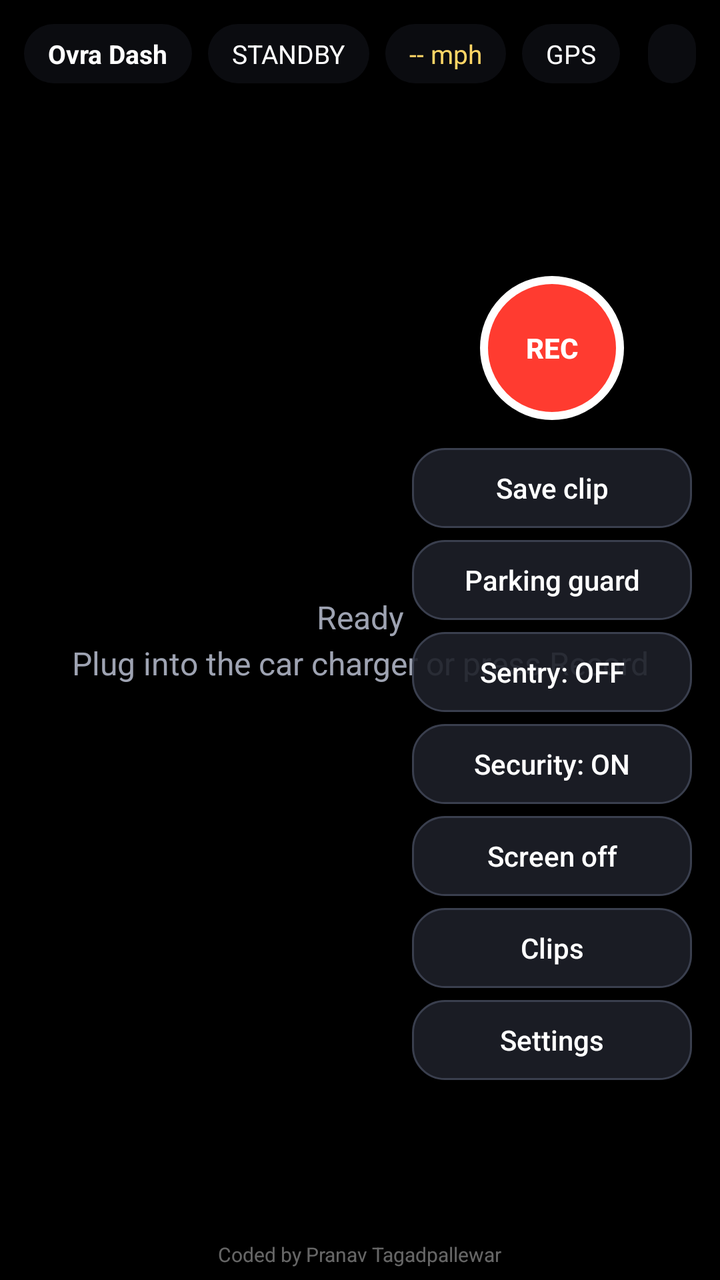
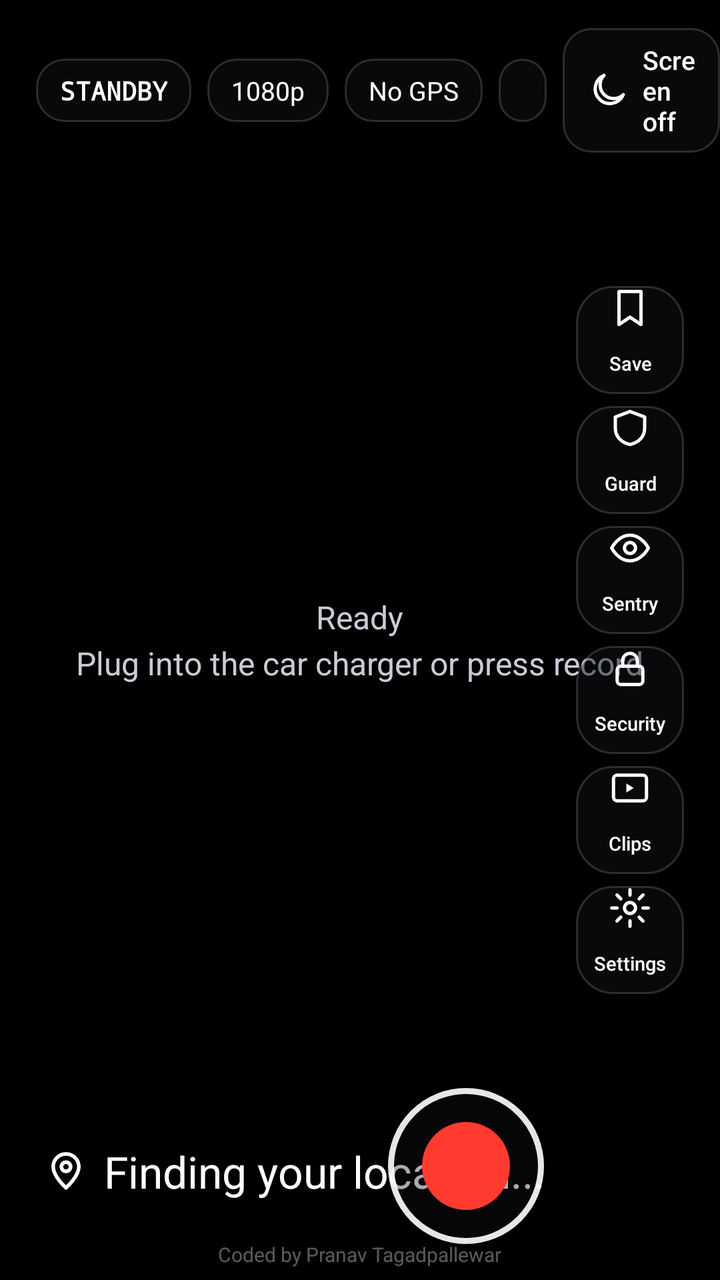

The first picture is an Android layout as it rendered before a commit; the second is the same layout after the commit. The layout source and the unified diff follow.
<!-- AndroidManifest.xml: activity theme Theme.OvraDash -->
<!-- res/layout/activity_main.xml -->
<?xml version="1.0" encoding="utf-8"?>
<FrameLayout xmlns:android="http://schemas.android.com/apk/res/android"
    android:id="@+id/root"
    android:layout_width="match_parent"
    android:layout_height="match_parent"
    android:background="#000000">

    <TextureView
        android:id="@+id/preview"
        android:layout_width="match_parent"
        android:layout_height="match_parent"
        android:layout_gravity="center" />

    <TextView
        android:id="@+id/idleText"
        android:layout_width="wrap_content"
        android:layout_height="wrap_content"
        android:layout_gravity="center"
        android:gravity="center"
        android:lineSpacingExtra="4dp"
        android:text="Ready\nPlug into the car charger or press Record"
        android:textColor="#9EA3B2"
        android:textSize="16sp" />

    
    <LinearLayout
        android:layout_width="match_parent"
        android:layout_height="wrap_content"
        android:layout_gravity="top"
        android:gravity="center_vertical"
        android:orientation="horizontal"
        android:padding="12dp">

        <TextView style="@style/Chip" android:text="Ovra Dash" android:textStyle="bold" />
        <TextView android:id="@+id/modeChip" style="@style/Chip" android:layout_marginStart="8dp" android:text="STANDBY" />
        <TextView android:id="@+id/speedChip" style="@style/Chip" android:layout_marginStart="8dp" android:text="-- mph" android:textColor="#FFD666" />
        <TextView android:id="@+id/gpsChip" style="@style/Chip" android:layout_marginStart="8dp" android:text="GPS" />
        <View android:layout_width="0dp" android:layout_height="1dp" android:layout_weight="1" />
        <TextView android:id="@+id/storageChip" style="@style/Chip" android:text="" />
    </LinearLayout>

    
    <ScrollView
        android:layout_width="wrap_content"
        android:layout_height="match_parent"
        android:layout_gravity="end"
        android:layout_marginTop="50dp"
        android:fillViewport="true"
        android:scrollbars="none">
    <LinearLayout
        android:layout_width="wrap_content"
        android:layout_height="wrap_content"
        android:layout_gravity="center_vertical"
        android:gravity="center"
        android:orientation="vertical"
        android:paddingEnd="14dp"
        android:paddingBottom="12dp">

        <Button
            android:id="@+id/btnRecord"
            android:layout_width="72dp"
            android:layout_height="72dp"
            android:background="@drawable/rec_bg"
            android:text="REC"
            android:textColor="#FFFFFF"
            android:textStyle="bold" />

        <Button android:id="@+id/btnSave" style="@style/SideButton" android:layout_marginTop="14dp" android:text="Save clip" />
        <Button android:id="@+id/btnGuard" style="@style/SideButton" android:text="Parking guard" />
        <Button android:id="@+id/btnSentry" style="@style/SideButton" android:text="Sentry: OFF" />
        <Button android:id="@+id/btnSecurity" style="@style/SideButton" android:text="Security: ON" />
        <Button android:id="@+id/btnDark" style="@style/SideButton" android:text="Screen off" />
        <Button android:id="@+id/btnClips" style="@style/SideButton" android:text="Clips" />
        <Button android:id="@+id/btnSettings" style="@style/SideButton" android:text="Settings" />
    </LinearLayout>
    </ScrollView>

    <TextView
        android:id="@+id/messageText"
        style="@style/Chip"
        android:layout_gravity="bottom|start"
        android:layout_margin="12dp"
        android:maxWidth="520dp"
        android:visibility="gone" />

    <TextView
        android:layout_width="wrap_content"
        android:layout_height="wrap_content"
        android:layout_gravity="bottom|center_horizontal"
        android:layout_marginBottom="6dp"
        android:text="Coded by Pranav Tagadpallewar"
        android:textColor="#66FFFFFF"
        android:textSize="10sp" />

    
    <FrameLayout
        android:id="@+id/darkOverlay"
        android:layout_width="match_parent"
        android:layout_height="match_parent"
        android:background="#000000"
        android:clickable="true"
        android:focusable="true"
        android:visibility="gone">

        <View
            android:id="@+id/flashLayer"
            android:layout_width="match_parent"
            android:layout_height="match_parent"
            android:background="#B0FF1A10"
            android:visibility="invisible" />

        <View
            android:id="@+id/statusDot"
            android:layout_width="10dp"
            android:layout_height="10dp"
            android:background="@drawable/rec_dot" />
    </FrameLayout>

    
    <LinearLayout
        android:id="@+id/alertPanel"
        android:layout_width="wrap_content"
        android:layout_height="wrap_content"
        android:layout_gravity="center"
        android:background="@drawable/panel_red"
        android:gravity="center"
        android:minWidth="360dp"
        android:orientation="vertical"
        android:padding="24dp"
        android:visibility="gone">

        <TextView
            android:id="@+id/alertTitle"
            android:layout_width="wrap_content"
            android:layout_height="wrap_content"
            android:textColor="#FFFFFF"
            android:textSize="26sp"
            android:textStyle="bold" />

        <TextView
            android:id="@+id/alertText"
            android:layout_width="wrap_content"
            android:layout_height="wrap_content"
            android:layout_marginTop="6dp"
            android:gravity="center"
            android:textColor="#FFFFFF"
            android:textSize="15sp" />

        <Button
            android:id="@+id/alertButton"
            style="@style/SideButton"
            android:layout_width="wrap_content"
            android:layout_marginTop="16dp"
            android:paddingHorizontal="28dp" />
    </LinearLayout>
</FrameLayout>
<!-- resources referenced by this layout -->
<resources>
  <!-- drawable rec_bg (drawable) -->
  <?xml version="1.0" encoding="utf-8"?>
  <shape xmlns:android="http://schemas.android.com/apk/res/android" android:shape="oval">
      <solid android:color="#FF3B30" />
      <stroke android:width="4dp" android:color="#FFFFFF" />
  </shape>
  <style name="Chip">
          <item name="android:layout_width">wrap_content</item>
          <item name="android:layout_height">wrap_content</item>
          <item name="android:background">@drawable/chip_bg</item>
          <item name="android:paddingStart">12dp</item>
          <item name="android:paddingEnd">12dp</item>
          <item name="android:paddingTop">6dp</item>
          <item name="android:paddingBottom">6dp</item>
          <item name="android:textColor">#FFFFFF</item>
          <item name="android:textSize">13sp</item>
      </style>
  <!-- drawable chip_bg (drawable) -->
  <?xml version="1.0" encoding="utf-8"?>
  <shape xmlns:android="http://schemas.android.com/apk/res/android">
      <solid android:color="#B3101218" />
      <corners android:radius="16dp" />
  </shape>
  <!-- unchanged entries left out for length: 5 -->
</resources>

<!-- the commit's change to res/layout/activity_main.xml (unified diff, before → after) -->
@@ -8,8 +8,10 @@
     <TextureView
         android:id="@+id/preview"
         android:layout_width="match_parent"
-        android:layout_height="match_parent"
-        android:layout_gravity="center" />
+        android:layout_height="match_parent" />
+
+    <View android:layout_width="match_parent" android:layout_height="90dp" android:layout_gravity="top" android:background="@drawable/scrim_top" />
+    <View android:layout_width="match_parent" android:layout_height="150dp" android:layout_gravity="bottom" android:background="@drawable/scrim_bottom" />
 
     <TextView
         android:id="@+id/idleText"
@@ -18,70 +20,115 @@
         android:layout_gravity="center"
         android:gravity="center"
         android:lineSpacingExtra="4dp"
-        android:text="Ready\nPlug into the car charger or press Record"
-        android:textColor="#9EA3B2"
+        android:text="Ready\nPlug into the car charger or press record"
+        android:textColor="#C9CCD6"
         android:textSize="16sp" />
 
     
     <LinearLayout
-        android:layout_width="match_parent"
-        android:layout_height="wrap_content"
-        android:layout_gravity="top"
-        android:gravity="center_vertical"
-        android:orientation="horizontal"
-        android:padding="12dp">
-
-        <TextView style="@style/Chip" android:text="Ovra Dash" android:textStyle="bold" />
-        <TextView android:id="@+id/modeChip" style="@style/Chip" android:layout_marginStart="8dp" android:text="STANDBY" />
-        <TextView android:id="@+id/speedChip" style="@style/Chip" android:layout_marginStart="8dp" android:text="-- mph" android:textColor="#FFD666" />
-        <TextView android:id="@+id/gpsChip" style="@style/Chip" android:layout_marginStart="8dp" android:text="GPS" />
-        <View android:layout_width="0dp" android:layout_height="1dp" android:layout_weight="1" />
-        <TextView android:id="@+id/storageChip" style="@style/Chip" android:text="" />
-    </LinearLayout>
-
-    
-    <ScrollView
-        android:layout_width="wrap_content"
-        android:layout_height="match_parent"
-        android:layout_gravity="end"
-        android:layout_marginTop="50dp"
-        android:fillViewport="true"
-        android:scrollbars="none">
-    <LinearLayout
-        android:layout_width="wrap_content"
-        android:layout_height="wrap_content"
-        android:layout_gravity="center_vertical"
+        android:layout_width="wrap_content"
+        android:layout_height="wrap_content"
+        android:layout_gravity="top|start"
+        android:layout_marginStart="18dp"
+        android:layout_marginTop="14dp"
+        android:orientation="vertical">
+
+        <LinearLayout
+            android:layout_width="wrap_content"
+            android:layout_height="wrap_content"
+            android:gravity="center_vertical"
+            android:orientation="horizontal">
+
+            <TextView android:id="@+id/modeChip" style="@style/GlassChip" android:text="STANDBY" android:textStyle="bold" android:fontFamily="monospace" />
+            <TextView android:id="@+id/qualityChip" style="@style/GlassChip" android:layout_marginStart="8dp" android:text="1080p" />
+            <TextView android:id="@+id/gpsChip" style="@style/GlassChip" android:layout_marginStart="8dp" android:text="No GPS" />
+            <TextView android:id="@+id/storageChip" style="@style/GlassChip" android:layout_marginStart="8dp" android:text="" />
+            <Button
+                android:id="@+id/btnDark"
+                style="@style/GlassChip"
+                android:layout_marginStart="8dp"
+                android:minHeight="0dp"
+                android:minWidth="0dp"
+                android:drawableStart="@drawable/ic_moon"
+                android:text="Screen off"
+                android:textAllCaps="false" />
+        </LinearLayout>
+
+        <TextView
+            android:id="@+id/messageText"
+            style="@style/GlassChip"
+            android:layout_marginTop="8dp"
+            android:maxWidth="520dp"
+            android:textColor="#FFD08A"
+            android:visibility="gone" />
+    </LinearLayout>
+
+    
+    <LinearLayout
+        android:layout_width="wrap_content"
+        android:layout_height="wrap_content"
+        android:layout_gravity="bottom|start"
+        android:layout_marginStart="22dp"
+        android:layout_marginBottom="20dp"
+        android:orientation="vertical">
+
+        <TextView
+            android:id="@+id/placeRoad"
+            android:layout_width="wrap_content"
+            android:layout_height="wrap_content"
+            android:drawableStart="@drawable/ic_pin"
+            android:drawablePadding="8dp"
+            android:gravity="center_vertical"
+            android:maxWidth="460dp"
+            android:singleLine="true"
+            android:ellipsize="end"
+            android:shadowColor="#CC000000"
+            android:shadowRadius="6"
+            android:text="Finding your location..."
+            android:textColor="#FFFFFF"
+            android:textSize="22sp" />
+
+        <TextView
+            android:id="@+id/placeArea"
+            android:layout_width="wrap_content"
+            android:layout_height="wrap_content"
+            android:layout_marginStart="30dp"
+            android:layout_marginTop="2dp"
+            android:shadowColor="#CC000000"
+            android:shadowRadius="6"
+            android:textColor="#C9CCD6"
+            android:textSize="13sp" />
+    </LinearLayout>
+
+    
+    <LinearLayout
+        android:layout_width="wrap_content"
+        android:layout_height="wrap_content"
+        android:layout_gravity="end|center_vertical"
+        android:layout_marginEnd="18dp"
         android:gravity="center"
-        android:orientation="vertical"
-        android:paddingEnd="14dp"
-        android:paddingBottom="12dp">
-
-        <Button
-            android:id="@+id/btnRecord"
-            android:layout_width="72dp"
-            android:layout_height="72dp"
-            android:background="@drawable/rec_bg"
-            android:text="REC"
-            android:textColor="#FFFFFF"
-            android:textStyle="bold" />
-
-        <Button android:id="@+id/btnSave" style="@style/SideButton" android:layout_marginTop="14dp" android:text="Save clip" />
-        <Button android:id="@+id/btnGuard" style="@style/SideButton" android:text="Parking guard" />
-        <Button android:id="@+id/btnSentry" style="@style/SideButton" android:text="Sentry: OFF" />
-        <Button android:id="@+id/btnSecurity" style="@style/SideButton" android:text="Security: ON" />
-        <Button android:id="@+id/btnDark" style="@style/SideButton" android:text="Screen off" />
-        <Button android:id="@+id/btnClips" style="@style/SideButton" android:text="Clips" />
-        <Button android:id="@+id/btnSettings" style="@style/SideButton" android:text="Settings" />
-    </LinearLayout>
-    </ScrollView>
-
-    <TextView
-        android:id="@+id/messageText"
-        style="@style/Chip"
-        android:layout_gravity="bottom|start"
-        android:layout_margin="12dp"
-        android:maxWidth="520dp"
-        android:visibility="gone" />
+        android:orientation="vertical">
+
+        <Button android:id="@+id/btnSave" style="@style/DockButton" android:layout_marginTop="0dp" android:drawableTop="@drawable/ic_save" android:text="Save" />
+        <Button android:id="@+id/btnGuard" style="@style/DockButton" android:drawableTop="@drawable/ic_shield" android:text="Guard" />
+        <Button android:id="@+id/btnSentry" style="@style/DockButton" android:drawableTop="@drawable/ic_eye" android:text="Sentry" />
+        <Button android:id="@+id/btnSecurity" style="@style/DockButton" android:drawableTop="@drawable/ic_lock" android:text="Security" />
+        <Button android:id="@+id/btnClips" style="@style/DockButton" android:drawableTop="@drawable/ic_clips" android:text="Clips" />
+        <Button android:id="@+id/btnSettings" style="@style/DockButton" android:drawableTop="@drawable/ic_gear" android:text="Settings" />
+    </LinearLayout>
+
+    
+    <ImageButton
+        android:id="@+id/btnRecord"
+        android:layout_width="78dp"
+        android:layout_height="78dp"
+        android:layout_gravity="bottom|end"
+        android:layout_marginEnd="88dp"
+        android:layout_marginBottom="18dp"
+        android:background="@drawable/rec_ring"
+        android:contentDescription="Start recording"
+        android:scaleType="center"
+        android:src="@drawable/rec_inner_dot" />
 
     <TextView
         android:layout_width="wrap_content"
@@ -89,7 +136,7 @@
         android:layout_gravity="bottom|center_horizontal"
         android:layout_marginBottom="6dp"
         android:text="Coded by Pranav Tagadpallewar"
-        android:textColor="#66FFFFFF"
+        android:textColor="#59FFFFFF"
         android:textSize="10sp" />
 
     
<!-- resource entries referenced after the edit -->
@@ -1,27 +1,114 @@
 <!-- resources referenced by this layout -->
 <resources>
-  <!-- drawable rec_bg (drawable) -->
+  <!-- drawable ic_clips (drawable) -->
+  <?xml version="1.0" encoding="utf-8"?>
+  <vector xmlns:android="http://schemas.android.com/apk/res/android"
+      android:width="22dp" android:height="22dp" android:viewportWidth="24" android:viewportHeight="24">
+      <path android:strokeColor="#FFFFFF" android:strokeWidth="1.8" android:strokeLineJoin="round" android:fillColor="#00000000" android:pathData="M5,5h14a2,2 0,0 1,2 2v10a2,2 0,0 1,-2 2H5a2,2 0,0 1,-2 -2V7a2,2 0,0 1,2 -2z"/><path android:fillColor="#FFFFFF" android:pathData="M10,9.5v5l4,-2.5z"/>
+  </vector>
+  <!-- drawable ic_eye (drawable) -->
+  <?xml version="1.0" encoding="utf-8"?>
+  <vector xmlns:android="http://schemas.android.com/apk/res/android"
+      android:width="22dp" android:height="22dp" android:viewportWidth="24" android:viewportHeight="24">
+      <path android:strokeColor="#FFFFFF" android:strokeWidth="1.8" android:strokeLineJoin="round" android:fillColor="#00000000" android:pathData="M2,12s3.5,-7 10,-7s10,7 10,7s-3.5,7 -10,7S2,12 2,12z"/><path android:strokeColor="#FFFFFF" android:strokeWidth="1.8" android:fillColor="#00000000" android:pathData="M12,9a3,3 0,1 0,0.01 0z"/>
+  </vector>
+  <!-- drawable ic_gear (drawable) -->
+  <?xml version="1.0" encoding="utf-8"?>
+  <vector xmlns:android="http://schemas.android.com/apk/res/android"
+      android:width="22dp" android:height="22dp" android:viewportWidth="24" android:viewportHeight="24">
+      <path android:strokeColor="#FFFFFF" android:strokeWidth="1.8" android:fillColor="#00000000" android:pathData="M12,9a3,3 0,1 0,0.01 0z"/><path android:strokeColor="#FFFFFF" android:strokeWidth="1.8" android:strokeLineCap="round" android:fillColor="#00000000" android:pathData="M12,2v3M12,19v3M2,12h3M19,12h3M4.9,4.9l2.1,2.1M17,17l2.1,2.1M4.9,19.1l2.1,-2.1M17,7l2.1,-2.1"/>
+  </vector>
+  <!-- drawable ic_lock (drawable) -->
+  <?xml version="1.0" encoding="utf-8"?>
+  <vector xmlns:android="http://schemas.android.com/apk/res/android"
+      android:width="22dp" android:height="22dp" android:viewportWidth="24" android:viewportHeight="24">
+      <path android:strokeColor="#FFFFFF" android:strokeWidth="1.8" android:strokeLineJoin="round" android:fillColor="#00000000" android:pathData="M7,11h10a2,2 0,0 1,2 2v6a2,2 0,0 1,-2 2H7a2,2 0,0 1,-2 -2v-6a2,2 0,0 1,2 -2z"/><path android:strokeColor="#FFFFFF" android:strokeWidth="1.8" android:strokeLineCap="round" android:fillColor="#00000000" android:pathData="M8,11V8a4,4 0,0 1,8 0v3"/>
+  </vector>
+  <!-- drawable ic_moon (drawable) -->
+  <?xml version="1.0" encoding="utf-8"?>
+  <vector xmlns:android="http://schemas.android.com/apk/res/android"
+      android:width="22dp" android:height="22dp" android:viewportWidth="24" android:viewportHeight="24">
+      <path android:strokeColor="#FFFFFF" android:strokeWidth="1.8" android:strokeLineJoin="round" android:fillColor="#00000000" android:pathData="M20,14.5A8,8 0,1 1,9.5 4a6.5,6.5 0,0 0,10.5 10.5z"/>
+  </vector>
+  <!-- drawable ic_pin (drawable) -->
+  <?xml version="1.0" encoding="utf-8"?>
+  <vector xmlns:android="http://schemas.android.com/apk/res/android"
+      android:width="22dp" android:height="22dp" android:viewportWidth="24" android:viewportHeight="24">
+      <path android:strokeColor="#FFFFFF" android:strokeWidth="2" android:strokeLineJoin="round" android:fillColor="#00000000" android:pathData="M12,21s-7,-6.2 -7,-11.5a7,7 0,0 1,14 0C19,14.8 12,21 12,21z"/><path android:strokeColor="#FFFFFF" android:strokeWidth="2" android:fillColor="#00000000" android:pathData="M12,7a2.5,2.5 0,1 0,0.01 0z"/>
+  </vector>
+  <!-- drawable ic_save (drawable) -->
+  <?xml version="1.0" encoding="utf-8"?>
+  <vector xmlns:android="http://schemas.android.com/apk/res/android"
+      android:width="22dp" android:height="22dp" android:viewportWidth="24" android:viewportHeight="24">
+      <path android:strokeColor="#FFFFFF" android:strokeWidth="1.8" android:strokeLineJoin="round" android:fillColor="#00000000" android:pathData="M6,3h12v18l-6,-4l-6,4z"/>
+  </vector>
+  <!-- drawable ic_shield (drawable) -->
+  <?xml version="1.0" encoding="utf-8"?>
+  <vector xmlns:android="http://schemas.android.com/apk/res/android"
+      android:width="22dp" android:height="22dp" android:viewportWidth="24" android:viewportHeight="24">
+      <path android:strokeColor="#FFFFFF" android:strokeWidth="1.8" android:strokeLineJoin="round" android:fillColor="#00000000" android:pathData="M12,3l8,3v6c0,5 -3.5,8 -8,9c-4.5,-1 -8,-4 -8,-9V6z"/>
+  </vector>
+  <!-- drawable rec_inner_dot (drawable) -->
   <?xml version="1.0" encoding="utf-8"?>
   <shape xmlns:android="http://schemas.android.com/apk/res/android" android:shape="oval">
       <solid android:color="#FF3B30" />
-      <stroke android:width="4dp" android:color="#FFFFFF" />
+      <size android:width="44dp" android:height="44dp" />
   </shape>
-  <style name="Chip">
+  <!-- drawable rec_ring (drawable) -->
+  <?xml version="1.0" encoding="utf-8"?>
+  <shape xmlns:android="http://schemas.android.com/apk/res/android" android:shape="oval">
+      <solid android:color="#59121318" />
+      <stroke android:width="3dp" android:color="#E6FFFFFF" />
+  </shape>
+  <!-- drawable scrim_bottom (drawable) -->
+  <?xml version="1.0" encoding="utf-8"?>
+  <shape xmlns:android="http://schemas.android.com/apk/res/android">
+      <gradient android:angle="90" android:startColor="#8C000000" android:endColor="#00000000" />
+  </shape>
+  <!-- drawable scrim_top (drawable) -->
+  <?xml version="1.0" encoding="utf-8"?>
+  <shape xmlns:android="http://schemas.android.com/apk/res/android">
+      <gradient android:angle="270" android:startColor="#73000000" android:endColor="#00000000" />
+  </shape>
+  <style name="DockButton" parent="Widget.AppCompat.Button.Borderless">
+          <item name="android:layout_width">54dp</item>
+          <item name="android:layout_height">54dp</item>
+          <item name="android:layout_marginTop">6dp</item>
+          <item name="android:minWidth">0dp</item>
+          <item name="android:minHeight">0dp</item>
+          <item name="android:padding">0dp</item>
+          <item name="android:paddingTop">7dp</item>
+          <item name="android:background">@drawable/glass_btn</item>
+          <item name="android:textAllCaps">false</item>
+          <item name="android:textColor">#FFFFFF</item>
+          <item name="android:textSize">9.5sp</item>
+          <item name="android:drawablePadding">1dp</item>
+      </style>
+  <style name="GlassChip">
           <item name="android:layout_width">wrap_content</item>
           <item name="android:layout_height">wrap_content</item>
-          <item name="android:background">@drawable/chip_bg</item>
+          <item name="android:background">@drawable/glass</item>
           <item name="android:paddingStart">12dp</item>
           <item name="android:paddingEnd">12dp</item>
-          <item name="android:paddingTop">6dp</item>
-          <item name="android:paddingBottom">6dp</item>
+          <item name="android:paddingTop">7dp</item>
+          <item name="android:paddingBottom">7dp</item>
           <item name="android:textColor">#FFFFFF</item>
           <item name="android:textSize">13sp</item>
+          <item name="android:gravity">center_vertical</item>
+          <item name="android:drawablePadding">6dp</item>
       </style>
-  <!-- drawable chip_bg (drawable) -->
+  <!-- drawable glass_btn (drawable) -->
+  <?xml version="1.0" encoding="utf-8"?>
+  <selector xmlns:android="http://schemas.android.com/apk/res/android">
+      <item android:state_pressed="true"><shape><solid android:color="#B32A2C34" /><stroke android:width="1dp" android:color="#40FFFFFF" /><corners android:radius="18dp" /></shape></item>
+      <item><shape><solid android:color="#7A121318" /><stroke android:width="1dp" android:color="#29FFFFFF" /><corners android:radius="18dp" /></shape></item>
+  </selector>
+  <!-- drawable glass (drawable) -->
   <?xml version="1.0" encoding="utf-8"?>
   <shape xmlns:android="http://schemas.android.com/apk/res/android">
-      <solid android:color="#B3101218" />
-      <corners android:radius="16dp" />
+      <solid android:color="#80121318" />
+      <stroke android:width="1dp" android:color="#29FFFFFF" />
+      <corners android:radius="14dp" />
   </shape>
   <!-- unchanged entries left out for length: 5 -->
 </resources>
